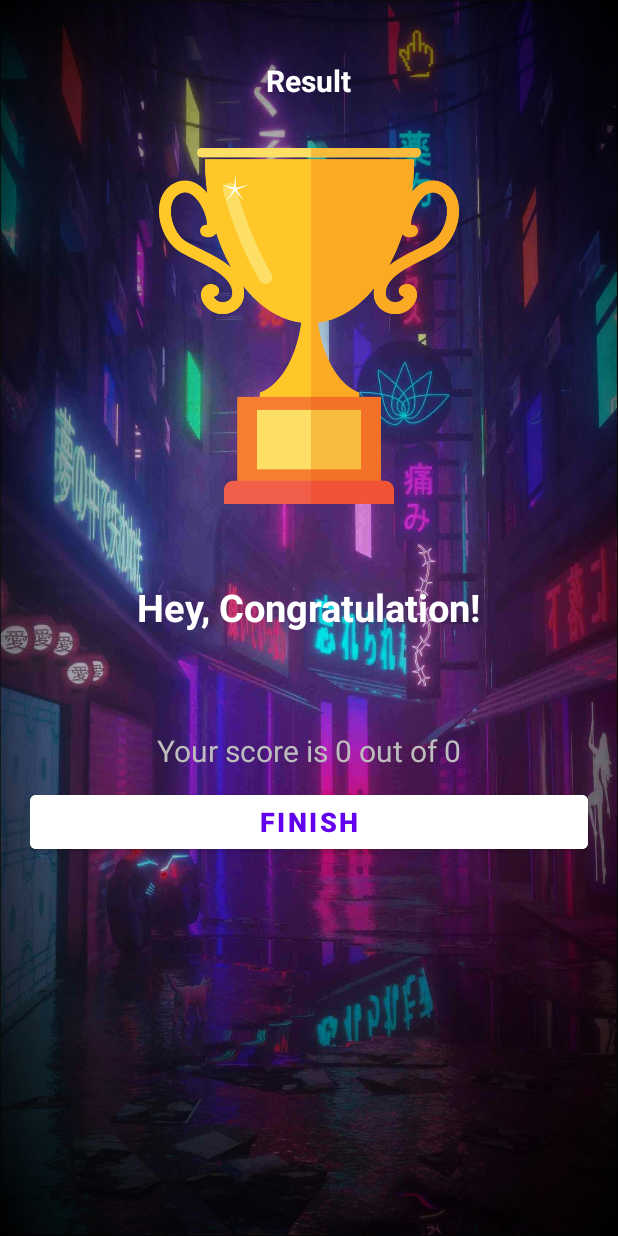
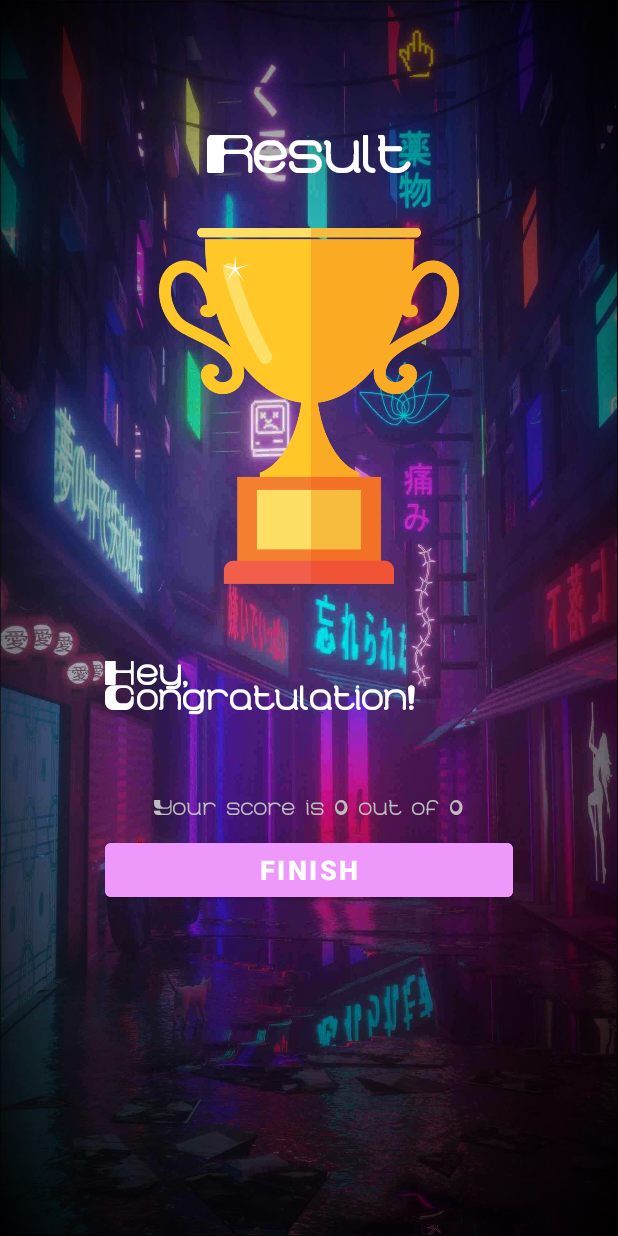
Before and after one commit to 196Sebastian/japanese-quiz, an Android app: the ResultActivity screen opened directly, with no data from a screen before it, on a phone screen of 412 x 824 dp. Run offline under Robolectric (Android 15) with nearby library versions, the phone set to English and light mode, and no system bars.

Commit message:
Updated styling

```diff
--- a/app/src/main/res/layout/activity_result.xml
+++ b/app/src/main/res/layout/activity_result.xml
@@ -7,7 +7,7 @@
     android:background="@drawable/ic_background"
     android:orientation="vertical"
     android:gravity="center_horizontal"
-    android:padding="20dp"
+    android:padding="70dp"
     tools:context=".ResultActivity">
 
     <TextView
@@ -17,7 +17,8 @@
         android:layout_marginTop="20dp"
         android:text="Result"
         android:textColor="@android:color/white"
-        android:textSize="20sp"
+        android:fontFamily="@font/retroprime"
+        android:textSize="25sp"
         android:textStyle="bold" />
 
     <ImageView
@@ -34,7 +35,8 @@
         android:layout_marginTop="20dp"
         android:text="Hey, Congratulation!"
         android:textColor="@android:color/white"
-        android:textSize="25sp"
+        android:fontFamily="@font/retroprime"
+        android:textSize="16sp"
         android:textStyle="bold" />
 
     <TextView
@@ -42,9 +44,10 @@
         android:layout_width="wrap_content"
         android:layout_height="wrap_content"
         android:layout_marginTop="25dp"
-        android:textColor="@android:color/white"
-        android:textSize="22sp"
+        android:textColor="#8bf6ff"
+        android:textSize="18sp"
         android:textStyle="bold"
+        android:fontFamily="@font/retroprime"
         tools:text="Username" />
 
     <TextView
@@ -53,7 +56,8 @@
         android:layout_height="wrap_content"
         android:layout_marginTop="10dp"
         android:textColor="@android:color/secondary_text_dark"
-        android:textSize="20sp"
+        android:fontFamily="@font/retroprime"
+        android:textSize="10sp"
         android:text="Your score is 9 out of 10" />
 
 
@@ -62,9 +66,9 @@
         android:layout_width="match_parent"
         android:layout_height="wrap_content"
         android:layout_marginTop="10dp"
-        android:backgroundTint="@color/white"
+        android:backgroundTint="#ee98fb"
         android:text="FINISH"
-        android:textColor="@color/design_default_color_primary"
+        android:textColor="@color/white"
         android:textSize="18sp"
         android:textStyle="bold" />
 
```
